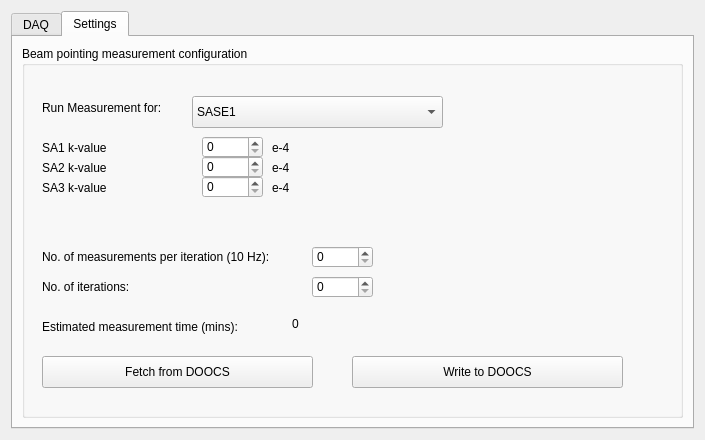
Old version of the form gui/UIDAQ.ui in the repository cgre23/XFEL-Beam-Pointing-Predictions.
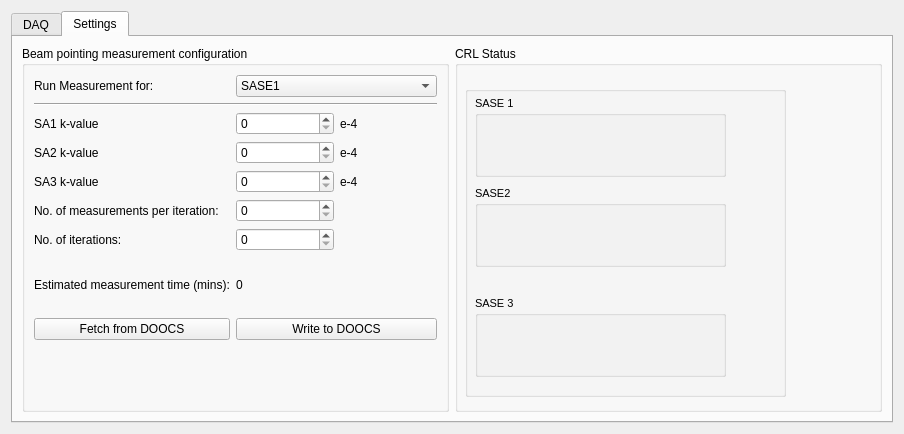
New version of the form. The open tabs and pages were chosen to show the change. Icons and pictures are not drawn.

What changed in the file:
```diff
--- a/gui/UIDAQ.ui
+++ b/gui/UIDAQ.ui
@@ -9,8 +9,8 @@
    <rect>
     <x>0</x>
     <y>0</y>
-    <width>705</width>
-    <height>440</height>
+    <width>904</width>
+    <height>434</height>
    </rect>
   </property>
   <property name="minimumSize">
@@ -78,375 +78,925 @@
        <string>Settings</string>
       </attribute>
       <layout class="QGridLayout" name="gridLayout_2">
+       <item row="0" column="1">
+        <widget class="QGroupBox" name="groupBox_3">
+         <property name="title">
+          <string>CRL Status</string>
+         </property>
+         <widget class="QGroupBox" name="groupBoxCurrentFanStatus">
+          <property name="geometry">
+           <rect>
+            <x>10</x>
+            <y>40</y>
+            <width>321</width>
+            <height>311</height>
+           </rect>
+          </property>
+          <property name="font">
+           <font>
+            <pointsize>10</pointsize>
+            <weight>75</weight>
+            <bold>true</bold>
+           </font>
+          </property>
+          <property name="title">
+           <string/>
+          </property>
+          <widget class="QGroupBox" name="groupBoxCurrentFan1">
+           <property name="geometry">
+            <rect>
+             <x>10</x>
+             <y>10</y>
+             <width>251</width>
+             <height>81</height>
+            </rect>
+           </property>
+           <property name="font">
+            <font>
+             <pointsize>8</pointsize>
+             <weight>50</weight>
+             <bold>false</bold>
+            </font>
+           </property>
+           <property name="title">
+            <string>SASE 1</string>
+           </property>
+           <widget class="QLabel" name="labelStatusFan1_1">
+            <property name="geometry">
+             <rect>
+              <x>10</x>
+              <y>20</y>
+              <width>21</width>
+              <height>21</height>
+             </rect>
+            </property>
+            <property name="font">
+             <font>
+              <pointsize>10</pointsize>
+              <weight>50</weight>
+              <bold>false</bold>
+             </font>
+            </property>
+            <property name="frameShape">
+             <enum>QFrame::NoFrame</enum>
+            </property>
+            <property name="text">
+             <string/>
+            </property>
+            <property name="pixmap">
+             <pixmap resource="../../../../Downloads/grid-control-master/grid-control/ui/resources.qrc">:/icons/led-red-on.png</pixmap>
+            </property>
+            <property name="scaledContents">
+             <bool>true</bool>
+            </property>
+           </widget>
+           <widget class="QLabel" name="labelStatusFan1_2">
+            <property name="geometry">
+             <rect>
+              <x>60</x>
+              <y>20</y>
+              <width>21</width>
+              <height>21</height>
+             </rect>
+            </property>
+            <property name="font">
+             <font>
+              <pointsize>10</pointsize>
+              <weight>50</weight>
+              <bold>false</bold>
+             </font>
+            </property>
+            <property name="frameShape">
+             <enum>QFrame::NoFrame</enum>
+            </property>
+            <property name="text">
+             <string/>
+            </property>
+            <property name="pixmap">
+             <pixmap resource="../../../../Downloads/grid-control-master/grid-control/ui/resources.qrc">:/icons/led-red-on.png</pixmap>
+            </property>
+            <property name="scaledContents">
+             <bool>true</bool>
+            </property>
+           </widget>
+           <widget class="QLabel" name="labelStatusFan1_3">
+            <property name="geometry">
+             <rect>
+              <x>110</x>
+              <y>20</y>
+              <width>21</width>
+              <height>21</height>
+             </rect>
+            </property>
+            <property name="font">
+             <font>
+              <pointsize>10</pointsize>
+              <weight>50</weight>
+              <bold>false</bold>
+             </font>
+            </property>
+            <property name="frameShape">
+             <enum>QFrame::NoFrame</enum>
+            </property>
+            <property name="text">
+             <string/>
+            </property>
+            <property name="pixmap">
+             <pixmap resource="../../../../Downloads/grid-control-master/grid-control/ui/resources.qrc">:/icons/led-red-on.png</pixmap>
+            </property>
+            <property name="scaledContents">
+             <bool>true</bool>
+            </property>
+           </widget>
+           <widget class="QLabel" name="labelStatusFan1_4">
+            <property name="geometry">
+             <rect>
+              <x>160</x>
+              <y>20</y>
+              <width>21</width>
+              <height>21</height>
+             </rect>
+            </property>
+            <property name="font">
+             <font>
+              <pointsize>10</pointsize>
+              <weight>50</weight>
+              <bold>false</bold>
+             </font>
+            </property>
+            <property name="frameShape">
+             <enum>QFrame::NoFrame</enum>
+            </property>
+            <property name="text">
+             <string/>
+            </property>
+            <property name="pixmap">
+             <pixmap resource="../../../../Downloads/grid-control-master/grid-control/ui/resources.qrc">:/icons/led-red-on.png</pixmap>
+            </property>
+            <property name="scaledContents">
+             <bool>true</bool>
+            </property>
+           </widget>
+           <widget class="QLabel" name="labelStatusFan1_5">
+            <property name="geometry">
+             <rect>
+              <x>210</x>
+              <y>20</y>
+              <width>21</width>
+              <height>21</height>
+             </rect>
+            </property>
+            <property name="font">
+             <font>
+              <pointsize>10</pointsize>
+              <weight>50</weight>
+              <bold>false</bold>
+             </font>
+            </property>
+            <property name="frameShape">
+             <enum>QFrame::NoFrame</enum>
+            </property>
+            <property name="text">
+             <string/>
+            </property>
+            <property name="pixmap">
+             <pixmap resource="../../../../Downloads/grid-control-master/grid-control/ui/resources.qrc">:/icons/led-red-on.png</pixmap>
+            </property>
+            <property name="scaledContents">
+             <bool>true</bool>
+            </property>
+           </widget>
+           <widget class="QLabel" name="labelStatusFan1_9">
+            <property name="geometry">
+             <rect>
+              <x>160</x>
+              <y>50</y>
+              <width>21</width>
+              <height>21</height>
+             </rect>
+            </property>
+            <property name="font">
+             <font>
+              <pointsize>10</pointsize>
+              <weight>50</weight>
+              <bold>false</bold>
+             </font>
+            </property>
+            <property name="frameShape">
+             <enum>QFrame::NoFrame</enum>
+            </property>
+            <property name="text">
+             <string/>
+            </property>
+            <property name="pixmap">
+             <pixmap resource="../../../../Downloads/grid-control-master/grid-control/ui/resources.qrc">:/icons/led-red-on.png</pixmap>
+            </property>
+            <property name="scaledContents">
+             <bool>true</bool>
+            </property>
+           </widget>
+           <widget class="QLabel" name="labelStatusFan1_10">
+            <property name="geometry">
+             <rect>
+              <x>210</x>
+              <y>50</y>
+              <width>21</width>
+              <height>21</height>
+             </rect>
+            </property>
+            <property name="font">
+             <font>
+              <pointsize>10</pointsize>
+              <weight>50</weight>
+              <bold>false</bold>
+             </font>
+            </property>
+            <property name="frameShape">
+             <enum>QFrame::NoFrame</enum>
+            </property>
+            <property name="text">
+             <string/>
+            </property>
+            <property name="pixmap">
+             <pixmap resource="../../../../Downloads/grid-control-master/grid-control/ui/resources.qrc">:/icons/led-red-on.png</pixmap>
+            </property>
+            <property name="scaledContents">
+             <bool>true</bool>
+            </property>
+           </widget>
+           <widget class="QLabel" name="labelStatusFan1_6">
+            <property name="geometry">
+             <rect>
+              <x>10</x>
+              <y>50</y>
+              <width>21</width>
+              <height>21</height>
+             </rect>
+            </property>
+            <property name="font">
+             <font>
+              <pointsize>10</pointsize>
+              <weight>50</weight>
+              <bold>false</bold>
+             </font>
+            </property>
+            <property name="frameShape">
+             <enum>QFrame::NoFrame</enum>
+            </property>
+            <property name="text">
+             <string/>
+            </property>
+            <property name="pixmap">
+             <pixmap resource="../../../../Downloads/grid-control-master/grid-control/ui/resources.qrc">:/icons/led-red-on.png</pixmap>
+            </property>
+            <property name="scaledContents">
+             <bool>true</bool>
+            </property>
+           </widget>
+           <widget class="QLabel" name="labelStatusFan1_7">
+            <property name="geometry">
+             <rect>
+              <x>60</x>
+              <y>50</y>
+              <width>21</width>
+              <height>21</height>
+             </rect>
+            </property>
+            <property name="font">
+             <font>
+              <pointsize>10</pointsize>
+              <weight>50</weight>
+              <bold>false</bold>
+             </font>
+            </property>
+            <property name="frameShape">
+             <enum>QFrame::NoFrame</enum>
+            </property>
+            <property name="text">
+             <string/>
+            </property>
+            <property name="pixmap">
+             <pixmap resource="../../../../Downloads/grid-control-master/grid-control/ui/resources.qrc">:/icons/led-red-on.png</pixmap>
+            </property>
+            <property name="scaledContents">
+             <bool>true</bool>
+            </property>
+           </widget>
+           <widget class="QLabel" name="labelStatusFan1_8">
+            <property name="geometry">
+             <rect>
+              <x>110</x>
+              <y>50</y>
+              <width>21</width>
+              <height>21</height>
+             </rect>
+            </property>
+            <property name="font">
+             <font>
+              <pointsize>10</pointsize>
+              <weight>50</weight>
+              <bold>false</bold>
+             </font>
+            </property>
+            <property name="frameShape">
+             <enum>QFrame::NoFrame</enum>
+            </property>
+            <property name="text">
+             <string/>
+            </property>
+            <property name="pixmap">
+             <pixmap resource="../../../../Downloads/grid-control-master/grid-control/ui/resources.qrc">:/icons/led-red-on.png</pixmap>
+            </property>
+            <property name="scaledContents">
+             <bool>true</bool>
+            </property>
+           </widget>
+          </widget>
+          <widget class="QGroupBox" name="groupBoxCurrentFan2">
+           <property name="geometry">
+            <rect>
+             <x>10</x>
+             <y>100</y>
+             <width>251</width>
+             <height>81</height>
+            </rect>
+           </property>
+           <property name="font">
+            <font>
+             <pointsize>8</pointsize>
+             <weight>50</weight>
+             <bold>false</bold>
+            </font>
+           </property>
+           <property name="title">
+            <string>SASE2</string>
+           </property>
+           <widget class="QLabel" name="labelStatusFan2_1">
+            <property name="geometry">
+             <rect>
+              <x>10</x>
+              <y>20</y>
+              <width>21</width>
+              <height>21</height>
+             </rect>
+            </property>
+            <property name="font">
+             <font>
+              <pointsize>10</pointsize>
+              <weight>50</weight>
+              <bold>false</bold>
+             </font>
+            </property>
+            <property name="frameShape">
+             <enum>QFrame::NoFrame</enum>
+            </property>
+            <property name="text">
+             <string/>
+            </property>
+            <property name="pixmap">
+             <pixmap resource="../../../../Downloads/grid-control-master/grid-control/ui/resources.qrc">:/icons/led-red-on.png</pixmap>
+            </property>
+            <property name="scaledContents">
+             <bool>true</bool>
+            </property>
+           </widget>
+           <widget class="QLabel" name="labelStatusFan2_2">
+            <property name="geometry">
+             <rect>
+              <x>60</x>
+              <y>20</y>
+              <width>21</width>
+              <height>21</height>
+             </rect>
+            </property>
+            <property name="font">
+             <font>
+              <pointsize>10</pointsize>
+              <weight>50</weight>
+              <bold>false</bold>
+             </font>
+            </property>
+            <property name="frameShape">
+             <enum>QFrame::NoFrame</enum>
+            </property>
+            <property name="text">
+             <string/>
+            </property>
+            <property name="pixmap">
+             <pixmap resource="../../../../Downloads/grid-control-master/grid-control/ui/resources.qrc">:/icons/led-red-on.png</pixmap>
+            </property>
+            <property name="scaledContents">
+             <bool>true</bool>
+            </property>
+           </widget>
+           <widget class="QLabel" name="labelStatusFan2_3">
+            <property name="geometry">
+             <rect>
+              <x>110</x>
+              <y>20</y>
+              <width>21</width>
+              <height>21</height>
+             </rect>
+            </property>
+            <property name="font">
+             <font>
+              <pointsize>10</pointsize>
+              <weight>50</weight>
+              <bold>false</bold>
+             </font>
+            </property>
+            <property name="frameShape">
+             <enum>QFrame::NoFrame</enum>
+            </property>
+            <property name="text">
+             <string/>
+            </property>
+            <property name="pixmap">
+             <pixmap resource="../../../../Downloads/grid-control-master/grid-control/ui/resources.qrc">:/icons/led-red-on.png</pixmap>
+            </property>
+            <property name="scaledContents">
+             <bool>true</bool>
+            </property>
+           </widget>
+           <widget class="QLabel" name="labelStatusFan2_4">
+            <property name="geometry">
+             <rect>
+              <x>160</x>
+              <y>20</y>
+              <width>21</width>
+              <height>21</height>
+             </rect>
+            </property>
+            <property name="font">
+             <font>
+              <pointsize>10</pointsize>
+              <weight>50</weight>
+              <bold>false</bold>
+             </font>
+            </property>
+            <property name="frameShape">
+             <enum>QFrame::NoFrame</enum>
+            </property>
+            <property name="text">
+             <string/>
+            </property>
+            <property name="pixmap">
+             <pixmap resource="../../../../Downloads/grid-control-master/grid-control/ui/resources.qrc">:/icons/led-red-on.png</pixmap>
+            </property>
+            <property name="scaledContents">
+             <bool>true</bool>
+            </property>
+           </widget>
+           <widget class="QLabel" name="labelStatusFan2_5">
+            <property name="geometry">
+             <rect>
+              <x>210</x>
+              <y>20</y>
+              <width>21</width>
+              <height>21</height>
+             </rect>
+            </property>
+            <property name="font">
+             <font>
+              <pointsize>10</pointsize>
+              <weight>50</weight>
+              <bold>false</bold>
+             </font>
+            </property>
+            <property name="frameShape">
+             <enum>QFrame::NoFrame</enum>
+            </property>
+            <property name="text">
+             <string/>
+            </property>
+            <property name="pixmap">
+             <pixmap resource="../../../../Downloads/grid-control-master/grid-control/ui/resources.qrc">:/icons/led-red-on.png</pixmap>
+            </property>
+            <property name="scaledContents">
+             <bool>true</bool>
+            </property>
+           </widget>
+           <widget class="QLabel" name="labelStatusFan2_6">
+            <property name="geometry">
+             <rect>
+              <x>10</x>
+              <y>50</y>
+              <width>21</width>
+              <height>21</height>
+             </rect>
+            </property>
+            <property name="font">
+             <font>
+              <pointsize>10</pointsize>
+              <weight>50</weight>
+              <bold>false</bold>
+             </font>
+            </property>
+            <property name="frameShape">
+             <enum>QFrame::NoFrame</enum>
+            </property>
+            <property name="text">
+             <string/>
+            </property>
+            <property name="pixmap">
+             <pixmap resource="../../../../Downloads/grid-control-master/grid-control/ui/resources.qrc">:/icons/led-red-on.png</pixmap>
+            </property>
+            <property name="scaledContents">
+             <bool>true</bool>
+            </property>
+           </widget>
+           <widget class="QLabel" name="labelStatusFan2_7">
+            <property name="geometry">
+             <rect>
+              <x>60</x>
+              <y>50</y>
+              <width>21</width>
+              <height>21</height>
+             </rect>
+            </property>
+            <property name="font">
+             <font>
+              <pointsize>10</pointsize>
+              <weight>50</weight>
+              <bold>false</bold>
+             </font>
+            </property>
+            <property name="frameShape">
+             <enum>QFrame::NoFrame</enum>
+            </property>
+            <property name="text">
+             <string/>
+            </property>
+            <property name="pixmap">
+             <pixmap resource="../../../../Downloads/grid-control-master/grid-control/ui/resources.qrc">:/icons/led-red-on.png</pixmap>
+            </property>
+            <property name="scaledContents">
+             <bool>true</bool>
+            </property>
+           </widget>
+           <widget class="QLabel" name="labelStatusFan2_8">
+            <property name="geometry">
+             <rect>
+              <x>110</x>
+              <y>50</y>
+              <width>21</width>
+              <height>21</height>
+             </rect>
+            </property>
+            <property name="font">
+             <font>
+              <pointsize>10</pointsize>
+              <weight>50</weight>
+              <bold>false</bold>
+             </font>
+            </property>
+            <property name="frameShape">
+             <enum>QFrame::NoFrame</enum>
+            </property>
+            <property name="text">
+             <string/>
+            </property>
+            <property name="pixmap">
+             <pixmap resource="../../../../Downloads/grid-control-master/grid-control/ui/resources.qrc">:/icons/led-red-on.png</pixmap>
+            </property>
+            <property name="scaledContents">
+             <bool>true</bool>
+            </property>
+           </widget>
+           <widget class="QLabel" name="labelStatusFan2_9">
+            <property name="geometry">
+             <rect>
+              <x>160</x>
+              <y>50</y>
+              <width>21</width>
+              <height>21</height>
+             </rect>
+            </property>
+            <property name="font">
+             <font>
+              <pointsize>10</pointsize>
+              <weight>50</weight>
+              <bold>false</bold>
+             </font>
+            </property>
+            <property name="frameShape">
+             <enum>QFrame::NoFrame</enum>
+            </property>
+            <property name="text">
+             <string/>
+            </property>
+            <property name="pixmap">
+             <pixmap resource="../../../../Downloads/grid-control-master/grid-control/ui/resources.qrc">:/icons/led-red-on.png</pixmap>
+            </property>
+            <property name="scaledContents">
+             <bool>true</bool>
+            </property>
+           </widget>
+           <widget class="QLabel" name="labelStatusFan2_10">
+            <property name="geometry">
+             <rect>
+              <x>210</x>
+              <y>50</y>
+              <width>21</width>
+              <height>21</height>
+             </rect>
+            </property>
+            <property name="font">
+             <font>
+              <pointsize>10</pointsize>
+              <weight>50</weight>
+              <bold>false</bold>
+             </font>
+            </property>
+            <property name="frameShape">
+             <enum>QFrame::NoFrame</enum>
+            </property>
+            <property name="text">
+             <string/>
+            </property>
+            <property name="pixmap">
+             <pixmap resource="../../../../Downloads/grid-control-master/grid-control/ui/resources.qrc">:/icons/led-red-on.png</pixmap>
+            </property>
+            <property name="scaledContents">
+             <bool>true</bool>
+            </property>
+           </widget>
+          </widget>
+          <widget class="QGroupBox" name="groupBoxCurrentFan3">
+           <property name="geometry">
+            <rect>
+             <x>10</x>
+             <y>210</y>
+             <width>251</width>
+             <height>81</height>
+            </rect>
+           </property>
+           <property name="font">
+            <font>
+             <pointsize>8</pointsize>
+             <weight>50</weight>
+             <bold>false</bold>
+            </font>
+           </property>
+           <property name="title">
+            <string>SASE 3</string>
+           </property>
+          </widget>
+         </widget>
+        </widget>
+       </item>
        <item row="0" column="0">
         <widget class="QGroupBox" name="groupBox_2">
          <property name="title">
           <string>Beam pointing measurement configuration</string>
          </property>
-         <widget class="QComboBox" name="SASEoptions">
-          <property name="geometry">
-           <rect>
-            <x>170</x>
-            <y>50</y>
-            <width>251</width>
-            <height>32</height>
-           </rect>
-          </property>
-          <item>
-           <property name="text">
-            <string>SASE1</string>
-           </property>
+         <layout class="QGridLayout" name="gridLayout_4">
+          <item row="0" column="1" colspan="2">
+           <widget class="QComboBox" name="SASEoptions">
+            <item>
+             <property name="text">
+              <string>SASE1</string>
+             </property>
+            </item>
+            <item>
+             <property name="text">
+              <string>SASE2</string>
+             </property>
+            </item>
+            <item>
+             <property name="text">
+              <string>SASE3</string>
+             </property>
+            </item>
+            <item>
+             <property name="text">
+              <string>SASE1 &amp; SASE2</string>
+             </property>
+            </item>
+            <item>
+             <property name="text">
+              <string>SASE1 &amp; SASE3</string>
+             </property>
+            </item>
+            <item>
+             <property name="text">
+              <string>SASE2 &amp; SASE3</string>
+             </property>
+            </item>
+            <item>
+             <property name="text">
+              <string>SASE1  &amp; SASE2 &amp; SASE 3</string>
+             </property>
+            </item>
+           </widget>
           </item>
-          <item>
-           <property name="text">
-            <string>SASE2</string>
-           </property>
+          <item row="12" column="1" colspan="2">
+           <widget class="QPushButton" name="write_button">
+            <property name="text">
+             <string>Write to DOOCS</string>
+            </property>
+            <property name="checkable">
+             <bool>false</bool>
+            </property>
+           </widget>
           </item>
-          <item>
-           <property name="text">
-            <string>SASE3</string>
-           </property>
+          <item row="2" column="0">
+           <widget class="QLabel" name="label_5">
+            <property name="maximumSize">
+             <size>
+              <width>200</width>
+              <height>16777215</height>
+             </size>
+            </property>
+            <property name="text">
+             <string>SA1 k-value</string>
+            </property>
+           </widget>
           </item>
-          <item>
-           <property name="text">
-            <string>SASE1 &amp; SASE2</string>
-           </property>
+          <item row="0" column="0">
+           <widget class="QLabel" name="label_4">
+            <property name="maximumSize">
+             <size>
+              <width>200</width>
+              <height>16777215</height>
+             </size>
+            </property>
+            <property name="text">
+             <string>Run Measurement for:</string>
+            </property>
+           </widget>
           </item>
-          <item>
-           <property name="text">
-            <string>SASE1 &amp; SASE3</string>
-           </property>
+          <item row="4" column="2">
+           <widget class="QLabel" name="label_9">
+            <property name="maximumSize">
+             <size>
+              <width>200</width>
+              <height>16777215</height>
+             </size>
+            </property>
+            <property name="text">
+             <string>e-4</string>
+            </property>
+           </widget>
           </item>
-          <item>
-           <property name="text">
-            <string>SASE2 &amp; SASE3</string>
-           </property>
+          <item row="9" column="1">
+           <widget class="QSpinBox" name="measurement_time">
+            <property name="maximum">
+             <number>1000</number>
+            </property>
+           </widget>
           </item>
-          <item>
-           <property name="text">
-            <string>SASE1  &amp; SASE2 &amp; SASE 3</string>
-           </property>
+          <item row="9" column="0">
+           <widget class="QLabel" name="label_11">
+            <property name="maximumSize">
+             <size>
+              <width>500</width>
+              <height>16777215</height>
+             </size>
+            </property>
+            <property name="text">
+             <string>No. of measurements per iteration:</string>
+            </property>
+           </widget>
           </item>
-         </widget>
-         <widget class="QLabel" name="label_4">
-          <property name="geometry">
-           <rect>
-            <x>20</x>
-            <y>50</y>
-            <width>151</width>
-            <height>24</height>
-           </rect>
-          </property>
-          <property name="maximumSize">
-           <size>
-            <width>200</width>
-            <height>16777215</height>
-           </size>
-          </property>
-          <property name="text">
-           <string>Run Measurement for:</string>
-          </property>
-         </widget>
-         <widget class="QLabel" name="label_5">
-          <property name="geometry">
-           <rect>
-            <x>20</x>
-            <y>90</y>
-            <width>151</width>
-            <height>24</height>
-           </rect>
-          </property>
-          <property name="maximumSize">
-           <size>
-            <width>200</width>
-            <height>16777215</height>
-           </size>
-          </property>
-          <property name="text">
-           <string>SA1 k-value</string>
-          </property>
-         </widget>
-         <widget class="QLabel" name="label_6">
-          <property name="geometry">
-           <rect>
-            <x>20</x>
-            <y>110</y>
-            <width>151</width>
-            <height>24</height>
-           </rect>
-          </property>
-          <property name="maximumSize">
-           <size>
-            <width>200</width>
-            <height>16777215</height>
-           </size>
-          </property>
-          <property name="text">
-           <string>SA2 k-value</string>
-          </property>
-         </widget>
-         <widget class="QLabel" name="label_7">
-          <property name="geometry">
-           <rect>
-            <x>20</x>
-            <y>130</y>
-            <width>151</width>
-            <height>24</height>
-           </rect>
-          </property>
-          <property name="maximumSize">
-           <size>
-            <width>200</width>
-            <height>16777215</height>
-           </size>
-          </property>
-          <property name="text">
-           <string>SA3 k-value</string>
-          </property>
-         </widget>
-         <widget class="QSpinBox" name="sa1_k">
-          <property name="geometry">
-           <rect>
-            <x>180</x>
-            <y>90</y>
-            <width>61</width>
-            <height>22</height>
-           </rect>
-          </property>
-          <property name="maximum">
-           <number>999</number>
-          </property>
-         </widget>
-         <widget class="QSpinBox" name="sa2_k">
-          <property name="geometry">
-           <rect>
-            <x>180</x>
-            <y>110</y>
-            <width>61</width>
-            <height>22</height>
-           </rect>
-          </property>
-          <property name="maximum">
-           <number>999</number>
-          </property>
-         </widget>
-         <widget class="QSpinBox" name="sa3_k">
-          <property name="geometry">
-           <rect>
-            <x>180</x>
-            <y>130</y>
-            <width>61</width>
-            <height>22</height>
-           </rect>
-          </property>
-          <property name="maximum">
-           <number>999</number>
-          </property>
-         </widget>
-         <widget class="QLabel" name="label_8">
-          <property name="geometry">
-           <rect>
-            <x>250</x>
-            <y>130</y>
-            <width>151</width>
-            <height>24</height>
-           </rect>
-          </property>
-          <property name="maximumSize">
-           <size>
-            <width>200</width>
-            <height>16777215</height>
-           </size>
-          </property>
-          <property name="text">
-           <string>e-4</string>
-          </property>
-         </widget>
-         <widget class="QLabel" name="label_9">
-          <property name="geometry">
-           <rect>
-            <x>250</x>
-            <y>110</y>
-            <width>151</width>
-            <height>24</height>
-           </rect>
-          </property>
-          <property name="maximumSize">
-           <size>
-            <width>200</width>
-            <height>16777215</height>
-           </size>
-          </property>
-          <property name="text">
-           <string>e-4</string>
-          </property>
-         </widget>
-         <widget class="QLabel" name="label_10">
-          <property name="geometry">
-           <rect>
-            <x>250</x>
-            <y>90</y>
-            <width>151</width>
-            <height>24</height>
-           </rect>
-          </property>
-          <property name="maximumSize">
-           <size>
-            <width>200</width>
-            <height>16777215</height>
-           </size>
-          </property>
-          <property name="text">
-           <string>e-4</string>
-          </property>
-         </widget>
-         <widget class="QLabel" name="label_11">
-          <property name="geometry">
-           <rect>
-            <x>20</x>
-            <y>200</y>
-            <width>261</width>
-            <height>21</height>
-           </rect>
-          </property>
-          <property name="maximumSize">
-           <size>
-            <width>500</width>
-            <height>16777215</height>
-           </size>
-          </property>
-          <property name="text">
-           <string>No. of measurements per iteration (10 Hz):</string>
-          </property>
-         </widget>
-         <widget class="QSpinBox" name="measurement_time">
-          <property name="geometry">
-           <rect>
-            <x>290</x>
-            <y>200</y>
-            <width>61</width>
-            <height>22</height>
-           </rect>
-          </property>
-          <property name="maximum">
-           <number>1000</number>
-          </property>
-         </widget>
-         <widget class="QLabel" name="label_12">
-          <property name="geometry">
-           <rect>
-            <x>20</x>
-            <y>230</y>
-            <width>251</width>
-            <height>21</height>
-           </rect>
-          </property>
-          <property name="maximumSize">
-           <size>
-            <width>500</width>
-            <height>16777215</height>
-           </size>
-          </property>
-          <property name="text">
-           <string>No. of iterations:</string>
-          </property>
-         </widget>
-         <widget class="QSpinBox" name="iterations">
-          <property name="geometry">
-           <rect>
-            <x>290</x>
-            <y>230</y>
-            <width>61</width>
-            <height>22</height>
-           </rect>
-          </property>
-          <property name="maximum">
-           <number>1000</number>
-          </property>
-         </widget>
-         <widget class="QPushButton" name="fetch_button">
-          <property name="geometry">
-           <rect>
-            <x>20</x>
-            <y>310</y>
-            <width>271</width>
-            <height>32</height>
-           </rect>
-          </property>
-          <property name="text">
-           <string>Fetch from DOOCS</string>
-          </property>
-          <property name="checkable">
-           <bool>false</bool>
-          </property>
-         </widget>
-         <widget class="QPushButton" name="write_button">
-          <property name="geometry">
-           <rect>
-            <x>330</x>
-            <y>310</y>
-            <width>271</width>
-            <height>32</height>
-           </rect>
-          </property>
-          <property name="text">
-           <string>Write to DOOCS</string>
-          </property>
-          <property name="checkable">
-           <bool>false</bool>
-          </property>
-         </widget>
-         <widget class="QLabel" name="label_13">
-          <property name="geometry">
-           <rect>
-            <x>20</x>
-            <y>270</y>
-            <width>251</width>
-            <height>21</height>
-           </rect>
-          </property>
-          <property name="maximumSize">
-           <size>
-            <width>500</width>
-            <height>16777215</height>
-           </size>
-          </property>
-          <property name="text">
-           <string>Estimated measurement time (mins):</string>
-          </property>
-         </widget>
-         <widget class="QLabel" name="total_meas_time">
-          <property name="geometry">
-           <rect>
-            <x>270</x>
-            <y>270</y>
-            <width>60</width>
-            <height>16</height>
-           </rect>
-          </property>
-          <property name="text">
-           <string>0</string>
-          </property>
-         </widget>
-         <widget class="QLabel" name="log">
-          <property name="geometry">
-           <rect>
-            <x>10</x>
-            <y>340</y>
-            <width>571</width>
-            <height>24</height>
-           </rect>
-          </property>
-          <property name="maximumSize">
-           <size>
-            <width>1000</width>
-            <height>16777215</height>
-           </size>
-          </property>
-          <property name="text">
-           <string/>
-          </property>
-         </widget>
+          <item row="10" column="1">
+           <widget class="QSpinBox" name="iterations">
+            <property name="maximum">
+             <number>1000</number>
+            </property>
+           </widget>
+          </item>
+          <item row="11" column="1" colspan="2">
+           <widget class="QLabel" name="total_meas_time">
+            <property name="text">
+             <string>0</string>
+            </property>
+           </widget>
+          </item>
+          <item row="5" column="2">
+           <widget class="QLabel" name="label_8">
+            <property name="maximumSize">
+             <size>
+              <width>200</width>
+              <height>16777215</height>
+             </size>
+            </property>
+            <property name="text">
+             <string>e-4</string>
+            </property>
+           </widget>
+          </item>
+          <item row="1" column="0" colspan="3">
+           <widget class="Line" name="line">
+            <property name="orientation">
+             <enum>Qt::Horizontal</enum>
+            </property>
+           </widget>
+          </item>
+          <item row="5" column="1">
+           <widget class="QSpinBox" name="sa3_k">
+            <property name="maximum">
+             <number>999</number>
+            </property>
+           </widget>
+          </item>
+          <item row="2" column="1">
+           <widget class="QSpinBox" name="sa1_k">
+            <property name="maximum">
+             <number>999</number>
+            </property>
+           </widget>
+          </item>
+          <item row="5" column="0">
+           <widget class="QLabel" name="label_7">
+            <property name="maximumSize">
+             <size>
+              <width>200</width>
+              <height>16777215</height>
+             </size>
+            </property>
+            <property name="text">
+             <string>SA3 k-value</string>
+            </property>
+           </widget>
+          </item>
+          <item row="4" column="1">
+           <widget class="QSpinBox" name="sa2_k">
+            <property name="maximum">
+             <number>999</number>
+            </property>
+           </widget>
+          </item>
+          <item row="10" column="0">
+           <widget class="QLabel" name="label_12">
+            <property name="maximumSize">
+             <size>
+              <width>500</width>
+              <height>16777215</height>
+             </size>
+            </property>
+            <property name="text">
+             <string>No. of iterations:</string>
+            </property>
+           </widget>
+          </item>
+          <item row="11" column="0">
+           <widget class="QLabel" name="label_13">
+            <property name="maximumSize">
+             <size>
+              <width>500</width>
+              <height>16777215</height>
+             </size>
+            </property>
+            <property name="text">
+             <string>Estimated measurement time (mins):</string>
+            </property>
+           </widget>
+          </item>
+          <item row="4" column="0">
+           <widget class="QLabel" name="label_6">
+            <property name="maximumSize">
+             <size>
+              <width>200</width>
+              <height>16777215</height>
+             </size>
+            </property>
+            <property name="text">
+             <string>SA2 k-value</string>
+            </property>
+           </widget>
+          </item>
+          <item row="12" column="0">
+           <widget class="QPushButton" name="fetch_button">
+            <property name="text">
+             <string>Fetch from DOOCS</string>
+            </property>
+            <property name="checkable">
+             <bool>false</bool>
+            </property>
+           </widget>
+          </item>
+          <item row="2" column="2">
+           <widget class="QLabel" name="label_10">
+            <property name="maximumSize">
+             <size>
+              <width>200</width>
+              <height>16777215</height>
+             </size>
+            </property>
+            <property name="text">
+             <string>e-4</string>
+            </property>
+           </widget>
+          </item>
+          <item row="13" column="0" colspan="3">
+           <widget class="QLabel" name="log">
+            <property name="text">
+             <string/>
+            </property>
+           </widget>
+          </item>
+         </layout>
         </widget>
        </item>
       </layout>
```
Left out of the diff: 4 changed lines with no effect on the pictures.
